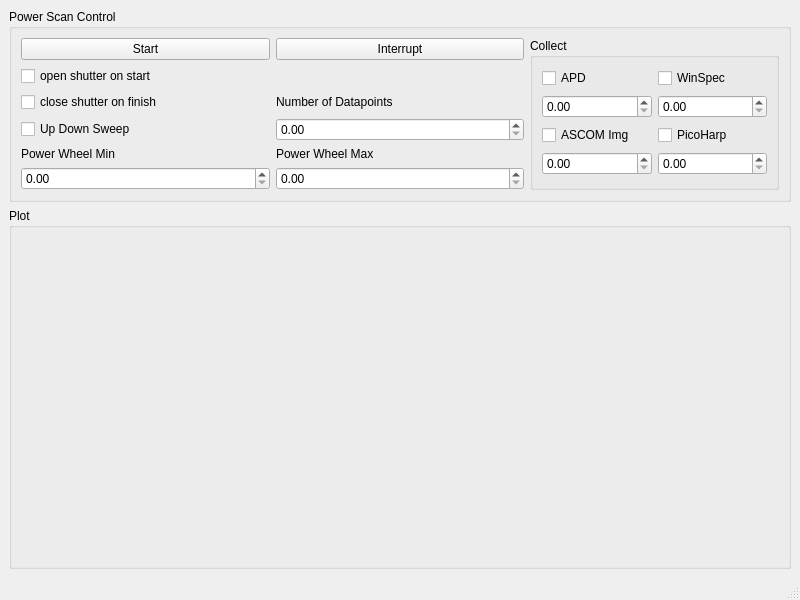
The window that confocal_measure/power_scan.ui (PromuInstrument/stackbot) describes before a commit, drawn with Qt 5.
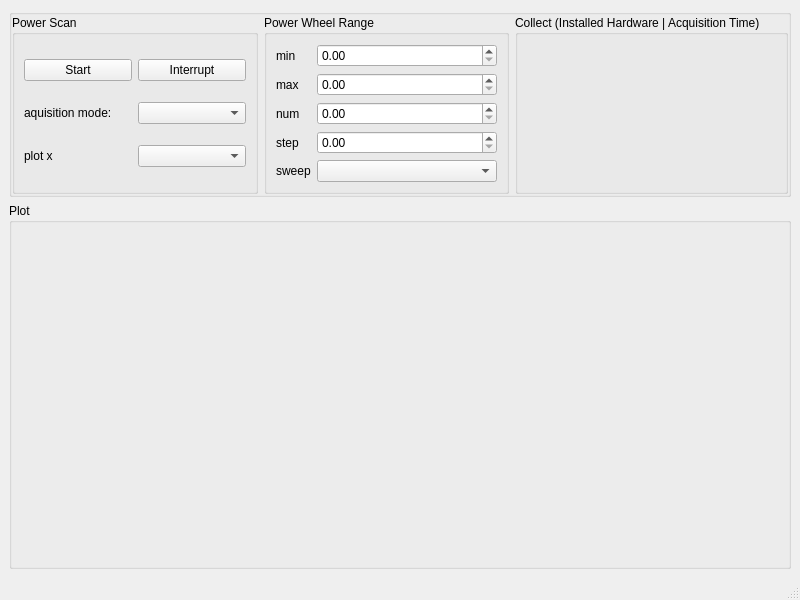
The same window after the commit.

Commit message: [power_scan] included option to measure with hydraharp and an option to measure at a const dose based on a calibraiton of the OD filter wheel.

What changed in the file:
```diff
--- a/confocal_measure/power_scan.ui
+++ b/confocal_measure/power_scan.ui
@@ -18,121 +18,132 @@
     <item>
      <widget class="QGroupBox" name="control_groupBox">
       <property name="title">
-       <string>Power Scan Control</string>
+       <string/>
       </property>
-      <layout class="QGridLayout" name="gridLayout">
-       <item row="3" column="0">
-        <widget class="QCheckBox" name="updown_sweep_checkBox">
-         <property name="text">
-          <string>Up Down Sweep</string>
-         </property>
-        </widget>
-       </item>
-       <item row="2" column="0">
-        <widget class="QCheckBox" name="close_shutter_on_finish_checkBox">
-         <property name="text">
-          <string>close shutter on finish</string>
-         </property>
-        </widget>
-       </item>
-       <item row="5" column="1">
-        <widget class="QDoubleSpinBox" name="powerwheel_max_doubleSpinBox"/>
-       </item>
-       <item row="4" column="1">
-        <widget class="QLabel" name="label_2">
-         <property name="text">
-          <string>Power Wheel Max</string>
-         </property>
-        </widget>
-       </item>
-       <item row="2" column="1">
-        <widget class="QLabel" name="label_3">
-         <property name="text">
-          <string>Number of Datapoints</string>
-         </property>
-        </widget>
-       </item>
-       <item row="4" column="0">
-        <widget class="QLabel" name="label">
-         <property name="text">
-          <string>Power Wheel Min</string>
-         </property>
-        </widget>
-       </item>
-       <item row="5" column="0">
-        <widget class="QDoubleSpinBox" name="powerwheel_min_doubleSpinBox"/>
-       </item>
-       <item row="0" column="0">
-        <widget class="QPushButton" name="start_pushButton">
-         <property name="text">
-          <string>Start</string>
-         </property>
-        </widget>
-       </item>
-       <item row="0" column="1">
-        <widget class="QPushButton" name="interrupt_pushButton">
-         <property name="text">
-          <string>Interrupt</string>
-         </property>
-        </widget>
-       </item>
-       <item row="3" column="1">
-        <widget class="QDoubleSpinBox" name="num_datapoints_doubleSpinBox"/>
-       </item>
-       <item row="0" column="2" rowspan="6">
-        <widget class="QGroupBox" name="collect_groupBox">
+      <property name="flat">
+       <bool>true</bool>
+      </property>
+      <layout class="QHBoxLayout" name="horizontalLayout">
+       <property name="leftMargin">
+        <number>0</number>
+       </property>
+       <property name="topMargin">
+        <number>0</number>
+       </property>
+       <property name="rightMargin">
+        <number>0</number>
+       </property>
+       <property name="bottomMargin">
+        <number>0</number>
+       </property>
+       <item>
+        <widget class="QGroupBox" name="gridGroupBox">
          <property name="title">
-          <string>Collect</string>
+          <string>Power Scan</string>
          </property>
-         <layout class="QGridLayout" name="gridLayout_2">
-          <item row="2" column="0">
-           <widget class="QCheckBox" name="collect_ascom_img_checkBox">
-            <property name="text">
-             <string>ASCOM Img</string>
-            </property>
-           </widget>
-          </item>
+         <layout class="QGridLayout" name="controls">
           <item row="0" column="0">
-           <widget class="QCheckBox" name="collect_apd_checkBox">
+           <widget class="QPushButton" name="start_pushButton">
             <property name="text">
-             <string>APD</string>
+             <string>Start</string>
             </property>
            </widget>
           </item>
           <item row="0" column="1">
-           <widget class="QCheckBox" name="collect_spectrum_checkBox">
+           <widget class="QPushButton" name="interrupt_pushButton">
             <property name="text">
-             <string>WinSpec</string>
+             <string>Interrupt</string>
             </property>
            </widget>
           </item>
-          <item row="1" column="1">
-           <widget class="QDoubleSpinBox" name="spectrum_int_time_doubleSpinBox"/>
-          </item>
-          <item row="1" column="0">
-           <widget class="QDoubleSpinBox" name="apd_int_time_doubleSpinBox"/>
+          <item row="3" column="1">
+           <widget class="QComboBox" name="acq_mode_comboBox"/>
           </item>
           <item row="3" column="0">
-           <widget class="QDoubleSpinBox" name="ascom_img_int_time_doubleSpinBox"/>
+           <widget class="QLabel" name="label_6">
+            <property name="text">
+             <string>aquisition mode:</string>
+            </property>
+           </widget>
+          </item>
+          <item row="4" column="0">
+           <widget class="QLabel" name="label_7">
+            <property name="text">
+             <string>plot x</string>
+            </property>
+           </widget>
+          </item>
+          <item row="4" column="1">
+           <widget class="QComboBox" name="x_axis_comboBox"/>
+          </item>
+         </layout>
+        </widget>
+       </item>
+       <item>
+        <widget class="QGroupBox" name="range">
+         <property name="title">
+          <string>Power Wheel Range</string>
+         </property>
+         <layout class="QFormLayout" name="formLayout_2">
+          <item row="2" column="0">
+           <widget class="QLabel" name="label">
+            <property name="text">
+             <string>min</string>
+            </property>
+           </widget>
           </item>
           <item row="2" column="1">
-           <widget class="QCheckBox" name="collect_picoharp_checkBox">
+           <widget class="QDoubleSpinBox" name="power_wheel_min_doubleSpinBox"/>
+          </item>
+          <item row="3" column="0">
+           <widget class="QLabel" name="label_2">
             <property name="text">
-             <string>PicoHarp</string>
+             <string>max</string>
             </property>
            </widget>
           </item>
           <item row="3" column="1">
-           <widget class="QDoubleSpinBox" name="picoharp_int_time_doubleSpinBox"/>
+           <widget class="QDoubleSpinBox" name="power_wheel_max_doubleSpinBox"/>
+          </item>
+          <item row="4" column="0">
+           <widget class="QLabel" name="label_3">
+            <property name="text">
+             <string>num</string>
+            </property>
+           </widget>
+          </item>
+          <item row="4" column="1">
+           <widget class="QDoubleSpinBox" name="power_wheel_num_doubleSpinBox"/>
+          </item>
+          <item row="5" column="0">
+           <widget class="QLabel" name="label_4">
+            <property name="text">
+             <string>step</string>
+            </property>
+           </widget>
+          </item>
+          <item row="5" column="1">
+           <widget class="QDoubleSpinBox" name="power_wheel_step_doubleSpinBox"/>
+          </item>
+          <item row="6" column="0">
+           <widget class="QLabel" name="label_5">
+            <property name="text">
+             <string>sweep</string>
+            </property>
+           </widget>
+          </item>
+          <item row="6" column="1">
+           <widget class="QComboBox" name="sweep_type_comboBox"/>
           </item>
          </layout>
         </widget>
        </item>
-       <item row="1" column="0">
-        <widget class="QCheckBox" name="open_shutter_on_start_checkBox">
-         <property name="text">
-          <string>open shutter on start</string>
+       <item>
+        <widget class="QGroupBox" name="collect_groupBox">
+         <property name="title">
+          <string>Collect (Installed Hardware | Acquisition Time)</string>
          </property>
+         <layout class="QFormLayout" name="formLayout"/>
         </widget>
        </item>
       </layout>
```
The commit also changes 2 other files.
